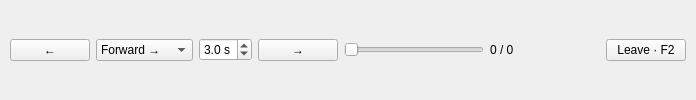
Old version of the form src/dtflow/ui/forms/gallery_slideshow.ui in the repository djebaz/dtflow.
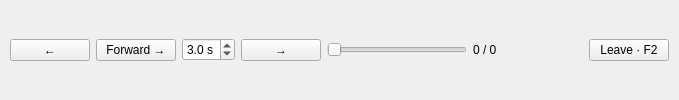
New version of the form.

Commit message:
Persist slideshow controls and settle positioning gestures once
Replace direction selection with a toggle and persist bounded rate/direction in existing viewer preferences. Pause new image admission during drag, wheel bursts and held arrows, defer bounded in-flight display results and hold the scrubber at the final requested target. No tests or renders run.

What changed in the file:
```diff
--- a/src/dtflow/ui/forms/gallery_slideshow.ui
+++ b/src/dtflow/ui/forms/gallery_slideshow.ui
@@ -8,11 +8,11 @@
    <property name="topMargin"><number>8</number></property><property name="bottomMargin"><number>8</number></property>
    <property name="spacing"><number>6</number></property>
    <item><widget class="QPushButton" name="slideshowPrevious"><property name="text"><string>←</string></property><property name="accessibleName"><string>Previous image</string></property><property name="toolTip"><string>Previous image · Left arrow</string></property></widget></item>
-   <item><widget class="QComboBox" name="slideshowDirection">
+   <item><widget class="QPushButton" name="slideshowDirection">
     <property name="accessibleName"><string>Slideshow direction</string></property>
-    <property name="toolTip"><string>Forward follows the current filtered sort; Backward reverses it. Both loop.</string></property>
-    <item><property name="text"><string>Forward →</string></property></item>
-    <item><property name="text"><string>Backward ←</string></property></item>
+    <property name="toolTip"><string>Toggle Forward/Backward playback in the current filtered sort. Both loop.</string></property>
+    <property name="checkable"><bool>true</bool></property>
+    <property name="text"><string>Forward →</string></property>
    </widget></item>
    <item><widget class="QDoubleSpinBox" name="slideshowSeconds">
     <property name="minimum"><double>0.5</double></property><property name="maximum"><double>8.0</double></property>
```
The commit also changes 6 other files.
